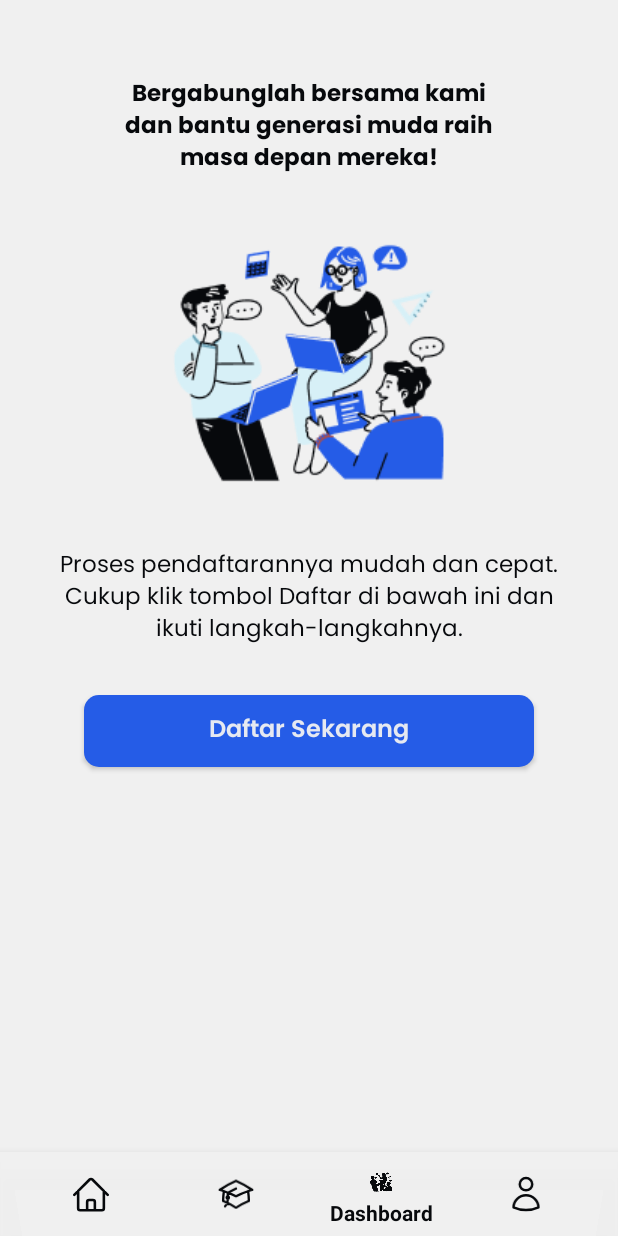
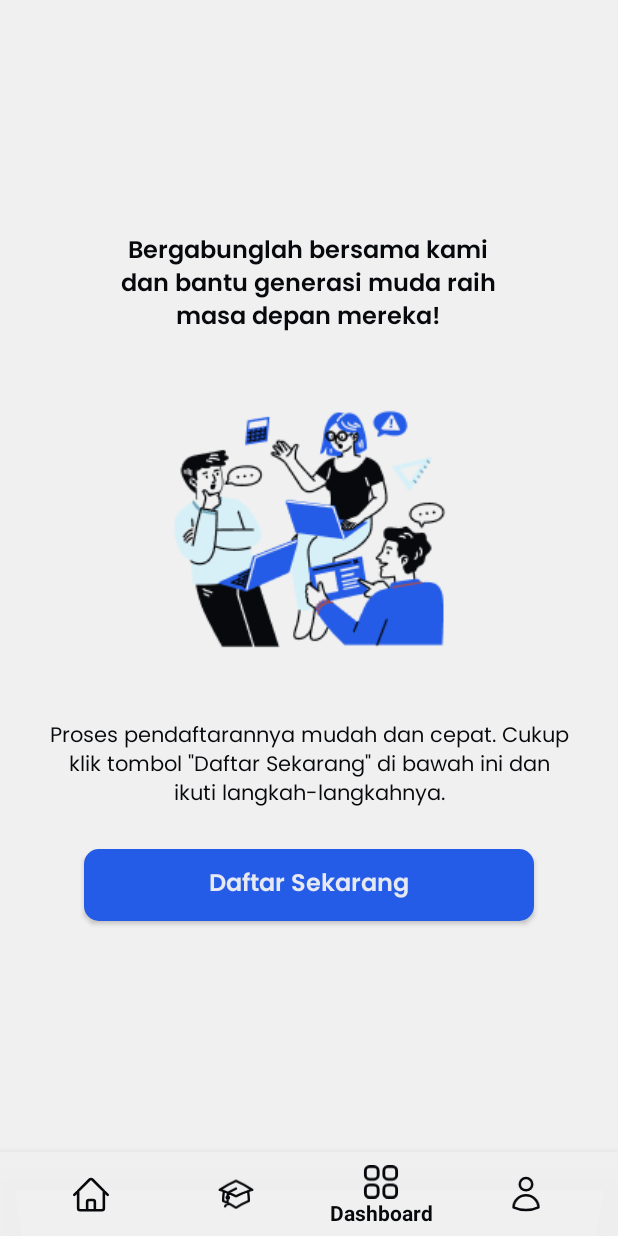
Before and after one commit to aanalma28/uas-android-project, an Android app: the fragment HomeFragment placed in its activity, item 3 of the bottom bar chosen, on a phone screen of 412 x 824 dp. Run offline under Robolectric (Android 15) with nearby library versions, the phone set to English and light mode, and no system bars; our stand-ins replace Firebase (no records; nobody signed in at launch, a user with empty details on screens opened directly).

```diff
--- /dev/null
+++ b/app/src/main/res/drawable/ic_search.xml
@@ -0,0 +1,5 @@
+<vector xmlns:android="http://schemas.android.com/apk/res/android" android:height="24dp" android:tint="#000000" android:viewportHeight="24" android:viewportWidth="24" android:width="24dp">
+
+    <path android:fillColor="@android:color/white" android:pathData="M15.5,14h-0.79l-0.28,-0.27C15.41,12.59 16,11.11 16,9.5 16,5.91 13.09,3 9.5,3S3,5.91 3,9.5 5.91,16 9.5,16c1.61,0 3.09,-0.59 4.23,-1.57l0.27,0.28v0.79l5,4.99L20.49,19l-4.99,-5zM9.5,14C7.01,14 5,11.99 5,9.5S7.01,5 9.5,5 14,7.01 14,9.5 11.99,14 9.5,14z"/>
+
+</vector>
--- /dev/null
+++ b/app/src/main/res/drawable/search_shape.xml
@@ -0,0 +1,6 @@
+<?xml version="1.0" encoding="utf-8"?>
+<shape xmlns:android="http://schemas.android.com/apk/res/android">
+    <stroke android:color="@color/grey" android:width="1dp"/>
+    <padding android:top="8dp" android:right="16dp" android:left="16dp" android:bottom="8dp"/>
+    <corners android:radius="10dp" />
+</shape>
--- a/app/src/main/res/layout/fragment_dashboard.xml
+++ b/app/src/main/res/layout/fragment_dashboard.xml
@@ -1,35 +1,27 @@
 <?xml version="1.0" encoding="utf-8"?>
-<FrameLayout xmlns:android="http://schemas.android.com/apk/res/android"
+<LinearLayout xmlns:android="http://schemas.android.com/apk/res/android"
     xmlns:tools="http://schemas.android.com/tools"
     android:layout_width="match_parent"
     android:layout_height="match_parent"
     tools:context=".DashboardFragment"
-    android:background="@color/white">
+    android:background="@color/white"
+    android:orientation="vertical"
+    android:gravity="center"
+    android:paddingHorizontal="32dp">
 
     <!-- TODO: Update blank fragment layout -->
-    <LinearLayout
-        android:layout_width="match_parent"
-        android:layout_height="match_parent"
-        android:orientation="vertical"
-        android:layout_marginTop="50dp"
-        android:layout_marginLeft="30dp"
-        android:layout_marginRight="30dp">
-
         <TextView
-            android:layout_width="wrap_content"
+            android:layout_width="250dp"
             android:layout_height="wrap_content"
             android:text="@string/dashboard_txt"
             android:gravity="center"
-            android:textSize="15sp"
-            android:textStyle="bold"
-            android:fontFamily="@font/poppinsbold"
+            android:textSize="16sp"
+            android:fontFamily="@font/poppinssemibold"
             android:textColor="@color/black"
-            android:layout_marginLeft="50dp"
-            android:layout_marginRight="50dp"
-            android:layout_marginBottom="20dp"/>
+            android:layout_marginBottom="24dp"/>
 
         <ImageView
-            android:layout_width="match_parent"
+            android:layout_width="wrap_content"
             android:layout_height="wrap_content"
             android:src="@drawable/dashboardimg"/>
 
@@ -37,18 +29,16 @@
             android:layout_width="wrap_content"
             android:layout_height="wrap_content"
             android:text="@string/dashboard_txt2"
-            android:gravity="center"
-            android:textSize="15sp"
+            android:textAlignment="center"
+            android:textSize="14sp"
             android:fontFamily="@font/poppinsregular"
             android:textColor="@color/black"
-            android:layout_marginBottom="30dp"
-            android:layout_marginTop="20dp"/>
+            android:layout_marginVertical="24dp"/>
 
         <Button
             android:id="@+id/btn_login"
             android:layout_width="300dp"
             android:layout_height="wrap_content"
-            android:layout_gravity="center"
             android:text="@string/dashboard_btn"
             android:layout_centerHorizontal="true"
             android:background="@drawable/button_shape"
@@ -57,6 +47,4 @@
             android:fontFamily="@font/poppinssemibold"
             android:textSize="16dp"/>
 
-    </LinearLayout>
-
-</FrameLayout>
+</LinearLayout>
--- a/app/src/main/res/menu/bottom_nav.xml
+++ b/app/src/main/res/menu/bottom_nav.xml
@@ -11,7 +11,7 @@
     <item
         android:id="@+id/dashboard"
         android:title="Dashboard"
-        android:icon="@drawable/dashboardimg"/>
+        android:icon="@drawable/dashboard"/>
     <item
         android:id="@+id/profile"
         android:title="Profile"
--- a/app/src/main/res/values/strings.xml
+++ b/app/src/main/res/values/strings.xml
@@ -12,7 +12,7 @@
         Bergabunglah bersama kami dan bantu generasi muda raih masa depan mereka!
     </string>
     <string name="dashboard_txt2">
-        Proses pendaftarannya mudah dan cepat. Cukup klik tombol "Daftar" di bawah ini dan ikuti langkah-langkahnya.
+        Proses pendaftarannya mudah dan cepat. Cukup klik tombol \"Daftar Sekarang\" di bawah ini dan ikuti langkah-langkahnya.
     </string>
     <string name="dashboard_btn">Daftar Sekarang</string>
 </resources>
```
Also changed, not shown: app/src/main/java/com/example/uasproject/AdapterCourse.java (added, +62 -0 lines), app/src/main/res/layout/fragment_home.xml (+29 -6 lines), app/src/main/res/layout/fragment_profile.xml (+5 -7 lines), app/src/main/res/layout/layout_item_course.xml (added, +71 -0 lines), app/src/main/res/drawable/shape.png (added).
